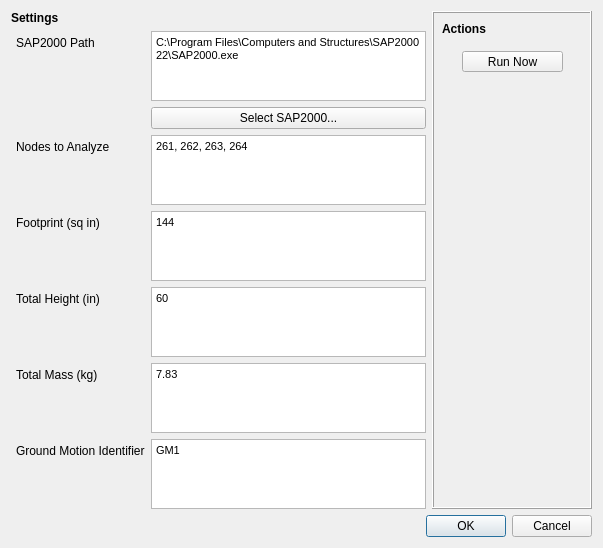
Above: resources/UI/autobuilder_runtowers_v2.ui from UofT-Seismic-Design-Team/Autobuilder-3.0 before the change. Below: the same form after it.
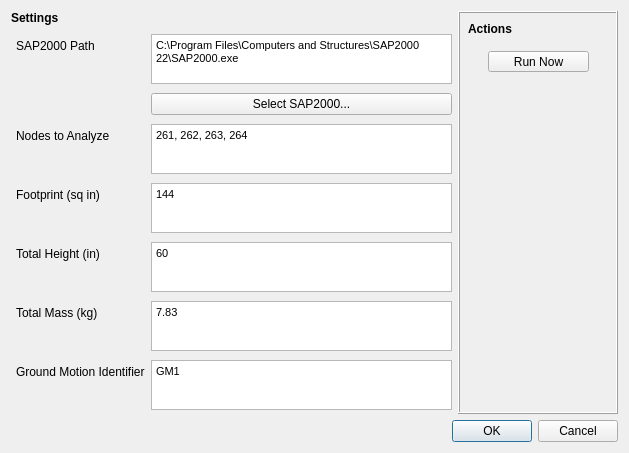
That is the form after the change.

Diff of the .ui file:
```diff
--- a/resources/UI/autobuilder_runtowers_v2.ui
+++ b/resources/UI/autobuilder_runtowers_v2.ui
@@ -6,8 +6,8 @@
    <rect>
     <x>0</x>
     <y>0</y>
-    <width>603</width>
-    <height>532</height>
+    <width>629</width>
+    <height>453</height>
    </rect>
   </property>
   <property name="windowTitle">
@@ -72,6 +72,12 @@
          </item>
          <item row="0" column="1">
           <widget class="QTextEdit" name="SAP2000Path_input">
+           <property name="maximumSize">
+            <size>
+             <width>16777215</width>
+             <height>50</height>
+            </size>
+           </property>
            <property name="sizeIncrement">
             <size>
              <width>0</width>
@@ -85,7 +91,7 @@
             <string>&lt;!DOCTYPE HTML PUBLIC &quot;-//W3C//DTD HTML 4.0//EN&quot; &quot;http://www.w3.org/TR/REC-html40/strict.dtd&quot;&gt;
 &lt;html&gt;&lt;head&gt;&lt;meta name=&quot;qrichtext&quot; content=&quot;1&quot; /&gt;&lt;style type=&quot;text/css&quot;&gt;
 p, li { white-space: pre-wrap; }
-&lt;/style&gt;&lt;/head&gt;&lt;body style=&quot; font-family:'MS Shell Dlg 2'; font-size:9.75pt; font-weight:400; font-style:normal;&quot;&gt;
+&lt;/style&gt;&lt;/head&gt;&lt;body style=&quot; font-family:'MS Shell Dlg 2'; font-size:6.6pt; font-weight:400; font-style:normal;&quot;&gt;
 &lt;p style=&quot; margin-top:12px; margin-bottom:12px; margin-left:0px; margin-right:0px; -qt-block-indent:0; text-indent:0px;&quot;&gt;&lt;span style=&quot; font-size:8.25pt;&quot;&gt;C:\Program Files\Computers and Structures\SAP2000 22\SAP2000.exe&lt;/span&gt;&lt;/p&gt;&lt;/body&gt;&lt;/html&gt;</string>
            </property>
            <property name="placeholderText">
@@ -93,6 +99,13 @@
            </property>
           </widget>
          </item>
+         <item row="1" column="1">
+          <widget class="QPushButton" name="selectPath_button">
+           <property name="text">
+            <string>Select SAP2000...</string>
+           </property>
+          </widget>
+         </item>
          <item row="2" column="0">
           <widget class="QLabel" name="nodesToAnalyze_title">
            <property name="minimumSize">
@@ -114,11 +127,17 @@
          </item>
          <item row="2" column="1">
           <widget class="QTextEdit" name="nodesToAnalyze_input">
+           <property name="maximumSize">
+            <size>
+             <width>16777215</width>
+             <height>50</height>
+            </size>
+           </property>
            <property name="html">
             <string>&lt;!DOCTYPE HTML PUBLIC &quot;-//W3C//DTD HTML 4.0//EN&quot; &quot;http://www.w3.org/TR/REC-html40/strict.dtd&quot;&gt;
 &lt;html&gt;&lt;head&gt;&lt;meta name=&quot;qrichtext&quot; content=&quot;1&quot; /&gt;&lt;style type=&quot;text/css&quot;&gt;
 p, li { white-space: pre-wrap; }
-&lt;/style&gt;&lt;/head&gt;&lt;body style=&quot; font-family:'MS Shell Dlg 2'; font-size:9.75pt; font-weight:400; font-style:normal;&quot;&gt;
+&lt;/style&gt;&lt;/head&gt;&lt;body style=&quot; font-family:'MS Shell Dlg 2'; font-size:6.6pt; font-weight:400; font-style:normal;&quot;&gt;
 &lt;p style=&quot; margin-top:12px; margin-bottom:12px; margin-left:0px; margin-right:0px; -qt-block-indent:0; text-indent:0px;&quot;&gt;&lt;span style=&quot; font-size:8.25pt;&quot;&gt;261, 262, 263, 264&lt;/span&gt;&lt;/p&gt;&lt;/body&gt;&lt;/html&gt;</string>
            </property>
            <property name="placeholderText">
@@ -147,11 +166,17 @@
          </item>
          <item row="3" column="1">
           <widget class="QTextEdit" name="footprint_input">
+           <property name="maximumSize">
+            <size>
+             <width>16777215</width>
+             <height>50</height>
+            </size>
+           </property>
            <property name="html">
             <string>&lt;!DOCTYPE HTML PUBLIC &quot;-//W3C//DTD HTML 4.0//EN&quot; &quot;http://www.w3.org/TR/REC-html40/strict.dtd&quot;&gt;
 &lt;html&gt;&lt;head&gt;&lt;meta name=&quot;qrichtext&quot; content=&quot;1&quot; /&gt;&lt;style type=&quot;text/css&quot;&gt;
 p, li { white-space: pre-wrap; }
-&lt;/style&gt;&lt;/head&gt;&lt;body style=&quot; font-family:'MS Shell Dlg 2'; font-size:9.75pt; font-weight:400; font-style:normal;&quot;&gt;
+&lt;/style&gt;&lt;/head&gt;&lt;body style=&quot; font-family:'MS Shell Dlg 2'; font-size:6.6pt; font-weight:400; font-style:normal;&quot;&gt;
 &lt;p style=&quot; margin-top:12px; margin-bottom:12px; margin-left:0px; margin-right:0px; -qt-block-indent:0; text-indent:0px;&quot;&gt;&lt;span style=&quot; font-size:8.25pt;&quot;&gt;144&lt;/span&gt;&lt;/p&gt;&lt;/body&gt;&lt;/html&gt;</string>
            </property>
            <property name="placeholderText">
@@ -180,11 +205,17 @@
          </item>
          <item row="4" column="1">
           <widget class="QTextEdit" name="totalHeight_input">
+           <property name="maximumSize">
+            <size>
+             <width>16777215</width>
+             <height>50</height>
+            </size>
+           </property>
            <property name="html">
             <string>&lt;!DOCTYPE HTML PUBLIC &quot;-//W3C//DTD HTML 4.0//EN&quot; &quot;http://www.w3.org/TR/REC-html40/strict.dtd&quot;&gt;
 &lt;html&gt;&lt;head&gt;&lt;meta name=&quot;qrichtext&quot; content=&quot;1&quot; /&gt;&lt;style type=&quot;text/css&quot;&gt;
 p, li { white-space: pre-wrap; }
-&lt;/style&gt;&lt;/head&gt;&lt;body style=&quot; font-family:'MS Shell Dlg 2'; font-size:9.75pt; font-weight:400; font-style:normal;&quot;&gt;
+&lt;/style&gt;&lt;/head&gt;&lt;body style=&quot; font-family:'MS Shell Dlg 2'; font-size:6.6pt; font-weight:400; font-style:normal;&quot;&gt;
 &lt;p style=&quot; margin-top:12px; margin-bottom:12px; margin-left:0px; margin-right:0px; -qt-block-indent:0; text-indent:0px;&quot;&gt;&lt;span style=&quot; font-size:8.25pt;&quot;&gt;60&lt;/span&gt;&lt;/p&gt;&lt;/body&gt;&lt;/html&gt;</string>
            </property>
            <property name="placeholderText">
@@ -213,11 +244,17 @@
          </item>
          <item row="5" column="1">
           <widget class="QTextEdit" name="totalMass_input">
+           <property name="maximumSize">
+            <size>
+             <width>16777215</width>
+             <height>50</height>
+            </size>
+           </property>
            <property name="html">
             <string>&lt;!DOCTYPE HTML PUBLIC &quot;-//W3C//DTD HTML 4.0//EN&quot; &quot;http://www.w3.org/TR/REC-html40/strict.dtd&quot;&gt;
 &lt;html&gt;&lt;head&gt;&lt;meta name=&quot;qrichtext&quot; content=&quot;1&quot; /&gt;&lt;style type=&quot;text/css&quot;&gt;
 p, li { white-space: pre-wrap; }
-&lt;/style&gt;&lt;/head&gt;&lt;body style=&quot; font-family:'MS Shell Dlg 2'; font-size:9.75pt; font-weight:400; font-style:normal;&quot;&gt;
+&lt;/style&gt;&lt;/head&gt;&lt;body style=&quot; font-family:'MS Shell Dlg 2'; font-size:6.6pt; font-weight:400; font-style:normal;&quot;&gt;
 &lt;p style=&quot; margin-top:12px; margin-bottom:12px; margin-left:0px; margin-right:0px; -qt-block-indent:0; text-indent:0px;&quot;&gt;&lt;span style=&quot; font-size:8.25pt;&quot;&gt;7.83&lt;/span&gt;&lt;/p&gt;&lt;/body&gt;&lt;/html&gt;</string>
            </property>
            <property name="placeholderText">
@@ -225,20 +262,6 @@
            </property>
           </widget>
          </item>
-         <item row="6" column="1">
-          <widget class="QTextEdit" name="gmIdentifier_input">
-           <property name="html">
-            <string>&lt;!DOCTYPE HTML PUBLIC &quot;-//W3C//DTD HTML 4.0//EN&quot; &quot;http://www.w3.org/TR/REC-html40/strict.dtd&quot;&gt;
-&lt;html&gt;&lt;head&gt;&lt;meta name=&quot;qrichtext&quot; content=&quot;1&quot; /&gt;&lt;style type=&quot;text/css&quot;&gt;
-p, li { white-space: pre-wrap; }
-&lt;/style&gt;&lt;/head&gt;&lt;body style=&quot; font-family:'MS Shell Dlg 2'; font-size:9.75pt; font-weight:400; font-style:normal;&quot;&gt;
-&lt;p style=&quot; margin-top:12px; margin-bottom:12px; margin-left:0px; margin-right:0px; -qt-block-indent:0; text-indent:0px;&quot;&gt;&lt;span style=&quot; font-size:8.25pt;&quot;&gt;GM1&lt;/span&gt;&lt;/p&gt;&lt;/body&gt;&lt;/html&gt;</string>
-           </property>
-           <property name="placeholderText">
-            <string>7.83</string>
-           </property>
-          </widget>
-         </item>
          <item row="6" column="0">
           <widget class="QLabel" name="gmIdentifier_title">
            <property name="minimumSize">
@@ -258,10 +281,23 @@
            </property>
           </widget>
          </item>
-         <item row="1" column="1">
-          <widget class="QPushButton" name="selectPath_button">
-           <property name="text">
-            <string>Select SAP2000...</string>
+         <item row="6" column="1">
+          <widget class="QTextEdit" name="gmIdentifier_input">
+           <property name="maximumSize">
+            <size>
+             <width>16777215</width>
+             <height>50</height>
+            </size>
+           </property>
+           <property name="html">
+            <string>&lt;!DOCTYPE HTML PUBLIC &quot;-//W3C//DTD HTML 4.0//EN&quot; &quot;http://www.w3.org/TR/REC-html40/strict.dtd&quot;&gt;
+&lt;html&gt;&lt;head&gt;&lt;meta name=&quot;qrichtext&quot; content=&quot;1&quot; /&gt;&lt;style type=&quot;text/css&quot;&gt;
+p, li { white-space: pre-wrap; }
+&lt;/style&gt;&lt;/head&gt;&lt;body style=&quot; font-family:'MS Shell Dlg 2'; font-size:6.6pt; font-weight:400; font-style:normal;&quot;&gt;
+&lt;p style=&quot; margin-top:12px; margin-bottom:12px; margin-left:0px; margin-right:0px; -qt-block-indent:0; text-indent:0px;&quot;&gt;&lt;span style=&quot; font-size:8.25pt;&quot;&gt;GM1&lt;/span&gt;&lt;/p&gt;&lt;/body&gt;&lt;/html&gt;</string>
+           </property>
+           <property name="placeholderText">
+            <string>7.83</string>
            </property>
           </widget>
          </item>
```
